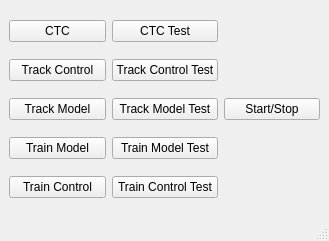
Qt form system.ui (ece1140thebteam/train_system_sim) before a commit.
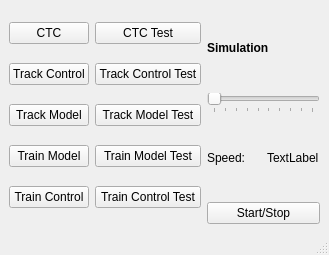
The same form after that commit.

Commit message: add slider to simulation

```diff
--- a/system.ui
+++ b/system.ui
@@ -7,7 +7,7 @@
     <x>0</x>
     <y>0</y>
     <width>329</width>
-    <height>241</height>
+    <height>255</height>
    </rect>
   </property>
   <property name="windowTitle">
@@ -94,14 +94,76 @@
      </layout>
     </item>
     <item>
-     <widget class="QPushButton" name="pushButton_start">
-      <property name="text">
-       <string>Start/Stop</string>
-      </property>
-      <property name="checkable">
-       <bool>true</bool>
-      </property>
-     </widget>
+     <layout class="QVBoxLayout" name="verticalLayout_3">
+      <item>
+       <widget class="QLabel" name="label">
+        <property name="font">
+         <font>
+          <bold>true</bold>
+         </font>
+        </property>
+        <property name="text">
+         <string>Simulation</string>
+        </property>
+       </widget>
+      </item>
+      <item>
+       <widget class="QSlider" name="horizontalSlider">
+        <property name="minimum">
+         <number>1</number>
+        </property>
+        <property name="maximum">
+         <number>10</number>
+        </property>
+        <property name="singleStep">
+         <number>5</number>
+        </property>
+        <property name="value">
+         <number>1</number>
+        </property>
+        <property name="orientation">
+         <enum>Qt::Horizontal</enum>
+        </property>
+        <property name="invertedControls">
+         <bool>false</bool>
+        </property>
+        <property name="tickPosition">
+         <enum>QSlider::TicksBelow</enum>
+        </property>
+        <property name="tickInterval">
+         <number>1</number>
+        </property>
+       </widget>
+      </item>
+      <item>
+       <layout class="QHBoxLayout" name="horizontalLayout_2">
+        <item>
+         <widget class="QLabel" name="label_2">
+          <property name="text">
+           <string>Speed:</string>
+          </property>
+         </widget>
+        </item>
+        <item>
+         <widget class="QLabel" name="label_speed">
+          <property name="text">
+           <string>TextLabel</string>
+          </property>
+         </widget>
+        </item>
+       </layout>
+      </item>
+      <item>
+       <widget class="QPushButton" name="pushButton_start">
+        <property name="text">
+         <string>Start/Stop</string>
+        </property>
+        <property name="checkable">
+         <bool>true</bool>
+        </property>
+       </widget>
+      </item>
+     </layout>
     </item>
    </layout>
   </widget>
```
The commit also changes 2 other files.
